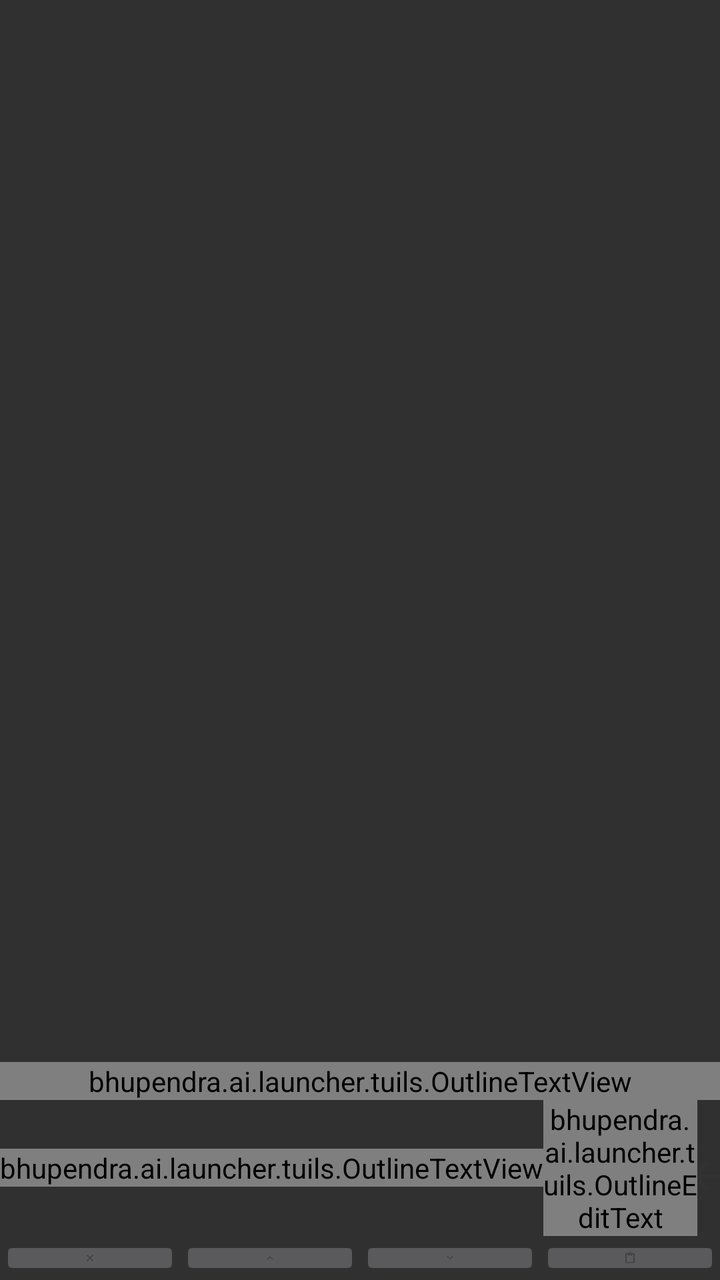
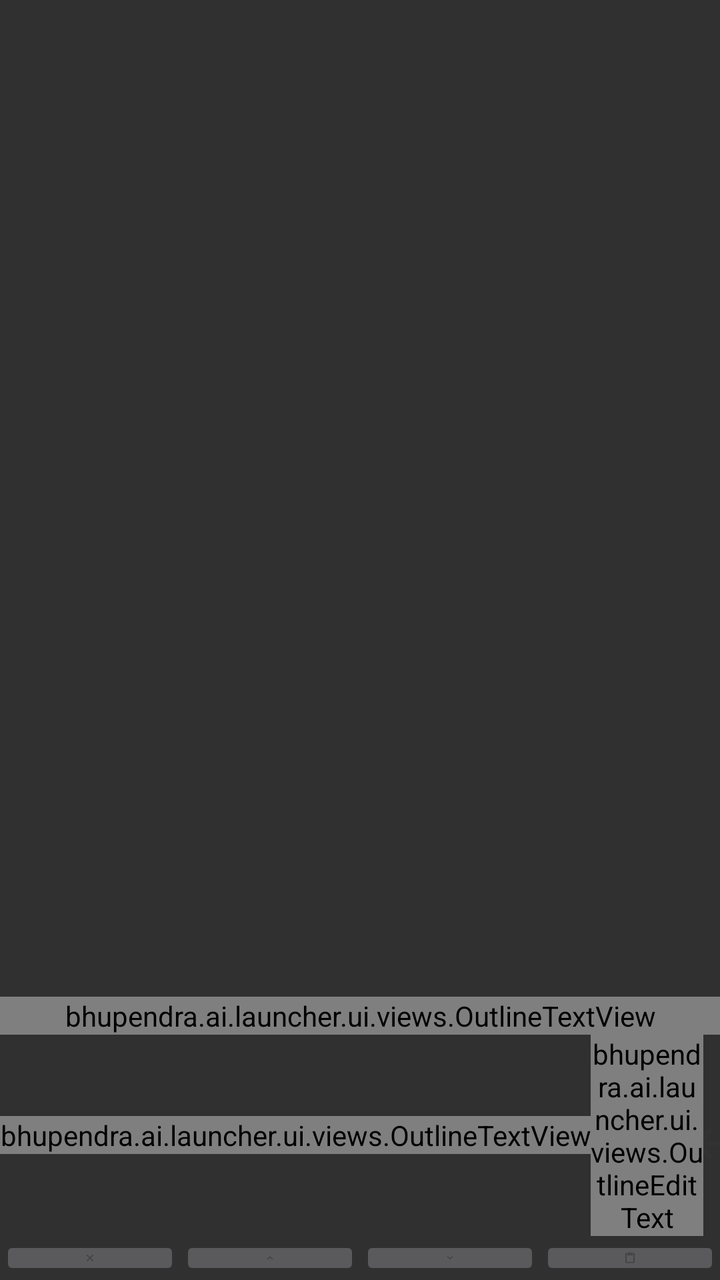

Two renders of the same Android screen: before a commit and after it. Below are the layout's source before the change and the commit's diff.
<!-- AndroidManifest.xml: application theme Custom.Solid -->
<!-- res/layout/input_down_layout.xml -->
<?xml version="1.0" encoding="utf-8"?>
<RelativeLayout xmlns:android="http://schemas.android.com/apk/res/android"
    android:layout_width="match_parent"
    android:layout_height="match_parent"
    android:orientation="vertical">

    <HorizontalScrollView android:id="@+id/suggestions_container"
        android:layout_width="match_parent"
        android:layout_height="wrap_content"
        android:focusable="false"

        android:layout_alignParentBottom="true">

        <LinearLayout
            android:layout_width="wrap_content"
            android:layout_height="wrap_content">

            <LinearLayout
                android:id="@+id/suggestions_group"
                android:layout_width="wrap_content"
                android:layout_height="wrap_content"
                android:gravity="left|center_vertical"
                android:orientation="horizontal">

            </LinearLayout>

        </LinearLayout>

    </HorizontalScrollView>

    <LinearLayout android:id="@+id/tools_view"
        android:layout_width="match_parent"
        android:layout_height="@dimen/tools_height"
        android:orientation="horizontal"

        android:weightSum="@integer/tools_view_weightsum"

        android:layout_above="@id/suggestions_container">

        <ImageButton android:id="@+id/delete_view"
            style="@style/ToolsBar"
            android:src="@drawable/ic_clear"/>

        <ImageButton android:id="@+id/back_view"
            style="@style/ToolsBar"
            android:src="@drawable/ic_back"/>

        <ImageButton android:id="@+id/next_view"
            style="@style/ToolsBar"
            android:src="@drawable/ic_next"/>

        <ImageButton android:id="@+id/paste_view"
            style="@style/ToolsBar"
            android:src="@drawable/ic_paste"/>

    </LinearLayout>

    <LinearLayout android:id="@+id/input_group"
        android:layout_width="match_parent"
        android:layout_height="wrap_content"
        android:orientation="horizontal"
        android:gravity="center_vertical"

        android:weightSum="@integer/input_group_weightsum"

        android:layout_above="@id/tools_view">

        <bhupendra.ai.launcher.tuils.OutlineTextView
            android:id="@+id/prefix_view"
            android:layout_width="wrap_content"
            android:layout_height="wrap_content"/>

        <bhupendra.ai.launcher.tuils.OutlineEditText
            android:id="@+id/input_view"
            android:layout_width="0dp"
            android:layout_height="wrap_content"
            android:layout_weight="@integer/input_view_weight"

            android:background="@null"
            android:imeOptions="actionGo|flagNoFullscreen"
            android:textCursorDrawable="@drawable/cursor"

            android:importantForAutofill="noExcludeDescendants"
            android:autofillHints=""

            android:lines="1"
            android:singleLine="true"/>

        <ImageButton
            android:id="@+id/submit_tv"
            android:layout_width="0dp"
            android:layout_height="wrap_content"
            android:layout_weight="@integer/enter_view_weight"

            android:background="@null"
            android:src="@drawable/ic_enter"/>

    </LinearLayout>

    <ScrollView
        android:layout_width="match_parent"
        android:layout_height="match_parent"

        android:layout_above="@id/input_group"

        android:fillViewport="true">

        <LinearLayout
            android:layout_width="match_parent"
            android:layout_height="wrap_content"

            android:orientation="vertical">

            <View
                android:layout_width="0dp"
                android:layout_weight="1"
                android:layout_height="match_parent"/>

            <bhupendra.ai.launcher.tuils.OutlineTextView
                android:id="@+id/terminal_view"
                android:layout_width="match_parent"
                android:layout_height="wrap_content"

                android:scrollHorizontally="false"
                android:scrollbars="vertical"
                android:textIsSelectable="true"
                android:gravity="bottom"/>

        </LinearLayout>

    </ScrollView>

</RelativeLayout>
<!-- resources referenced by this layout -->
<resources>
  <dimen name="tools_height">15dp</dimen>
  <!-- drawable cursor (drawable) -->
  <?xml version="1.0" encoding="utf-8"?>
  <shape xmlns:android="http://schemas.android.com/apk/res/android"
      android:shape="rectangle">
  
      <solid android:color="#FFFFFFFF" />
      <size
          android:width="@dimen/cursor_width"/>
  </shape>
  <!-- drawable ic_back: png bitmap (drawable-hdpi, 296 bytes) -->
  <!-- drawable ic_clear: png bitmap (drawable-hdpi, 372 bytes) -->
  <!-- drawable ic_enter: png bitmap (drawable-hdpi, 336 bytes) -->
  <!-- drawable ic_next: png bitmap (drawable-hdpi, 314 bytes) -->
  <!-- drawable ic_paste: png bitmap (drawable-hdpi, 468 bytes) -->
  <integer name="enter_view_weight">1</integer>
  <integer name="input_group_weightsum">8</integer>
  <integer name="input_view_weight">7</integer>
  <integer name="tools_view_weightsum">4</integer>
  <style name="ToolsBar">
          <item name="android:layout_width">0dp</item>
          <item name="android:layout_height">match_parent</item>
          <item name="android:layout_weight">@integer/tools_view_weight</item>
          <item name="android:padding">8dp</item>
          <item name="android:scaleType">fitCenter</item>
      </style>
  <style name="Custom.Solid" parent="Theme.AppCompat.NoActionBar">
          <item name="android:textColorHint">@color/hint_color</item>
          <item name="android:statusBarColor">@android:color/black</item>
          <item name="android:navigationBarColor">@android:color/black</item>
      </style>
  <dimen name="cursor_width">8dp</dimen>
  <color name="hint_color">#AAA</color>
</resources>

<!-- the commit's change to res/layout/input_down_layout.xml (unified diff, before → after) -->
@@ -65,12 +65,12 @@
 
         android:layout_above="@id/tools_view">
 
-        <bhupendra.ai.launcher.tuils.OutlineTextView
+        <bhupendra.ai.launcher.ui.views.OutlineTextView
             android:id="@+id/prefix_view"
             android:layout_width="wrap_content"
             android:layout_height="wrap_content"/>
 
-        <bhupendra.ai.launcher.tuils.OutlineEditText
+        <bhupendra.ai.launcher.ui.views.OutlineEditText
             android:id="@+id/input_view"
             android:layout_width="0dp"
             android:layout_height="wrap_content"
@@ -116,7 +116,7 @@
                 android:layout_weight="1"
                 android:layout_height="match_parent"/>
 
-            <bhupendra.ai.launcher.tuils.OutlineTextView
+            <bhupendra.ai.launcher.ui.views.OutlineTextView
                 android:id="@+id/terminal_view"
                 android:layout_width="match_parent"
                 android:layout_height="wrap_content"
